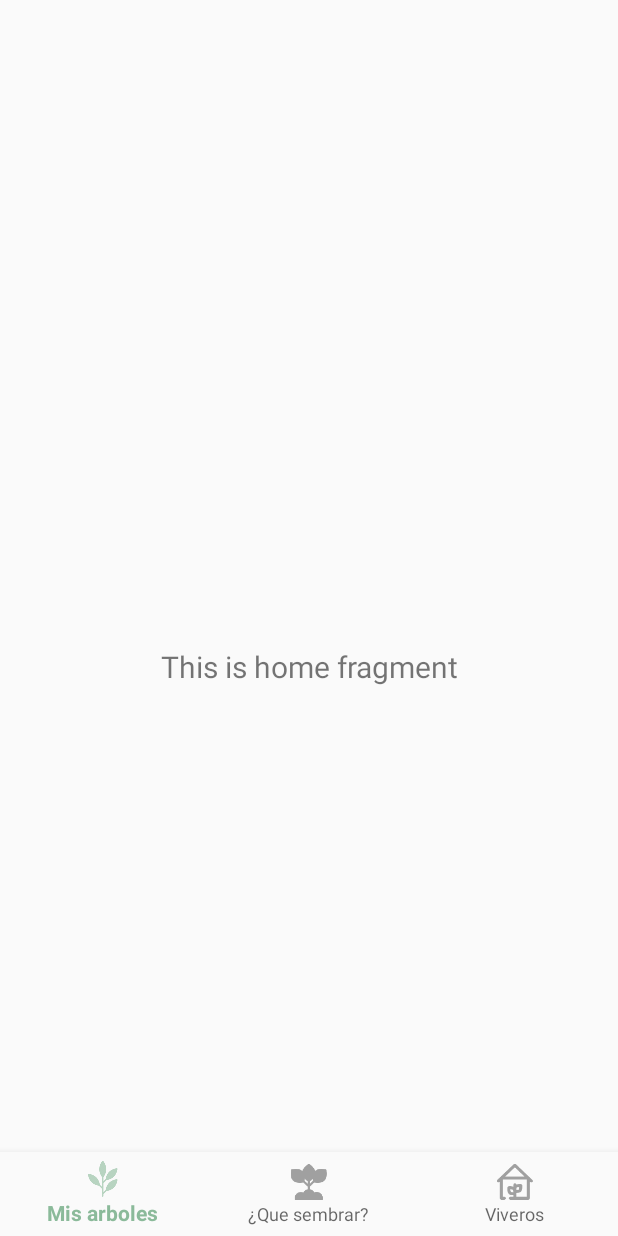
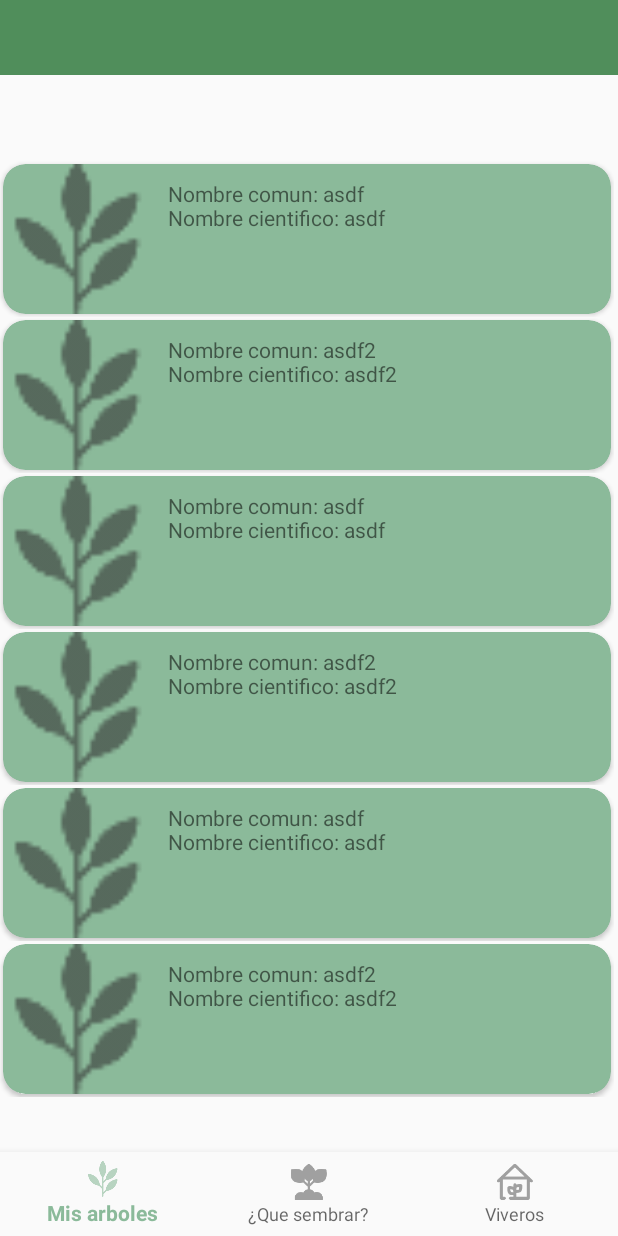
Before and after one commit to Andreyf20/SiembrApp-Android, an Android app: the MainActivity screen opened directly, with no data from a screen before it, on a phone screen of 412 x 824 dp. Run offline under Robolectric (Android 15) with nearby library versions, the phone set to English and light mode, and no system bars; our stand-ins replace navigation-ui; network calls fail.

Commit message:
RecyclerView works

```diff
--- /dev/null
+++ b/App/SiembrApp/app/src/main/java/com/example/siembrapp/Adapters/PlantasCardAdapter.java
@@ -0,0 +1,73 @@
+package com.example.siembrapp.Adapters;
+
+import android.content.Context;
+import android.view.LayoutInflater;
+import android.view.View;
+import android.view.ViewGroup;
+import android.widget.ImageView;
+import android.widget.TextView;
+
+import androidx.annotation.NonNull;
+import androidx.cardview.widget.CardView;
+import androidx.recyclerview.widget.RecyclerView;
+
+import com.example.siembrapp.R;
+import com.example.siembrapp.data.model.Planta;
+
+import java.util.List;
+
+public class PlantasCardAdapter extends RecyclerView.Adapter<PlantasCardAdapter.ViewHolder>{
+
+    private List<Planta> plantas;
+
+    public PlantasCardAdapter(List<Planta> plantas){
+        this.plantas = plantas;
+    }
+
+    public class ViewHolder extends RecyclerView.ViewHolder{
+
+        public TextView text;
+        public ImageView img;
+
+        public ViewHolder(View itemView){
+            super(itemView);
+
+            text = (TextView) itemView.findViewById(R.id.infoTV);
+            img = (ImageView) itemView.findViewById(R.id.fotoIV);
+        }
+    }
+
+    @NonNull
+    @Override
+    public ViewHolder onCreateViewHolder(@NonNull ViewGroup parent, int viewType) {
+        Context context = parent.getContext();
+        LayoutInflater inflater = LayoutInflater.from(context);
+
+        // Inflate the custom layout
+        View contactView = inflater.inflate(R.layout.planta_info_basica_item, parent, false);
+
+        // Return a new holder instance
+        ViewHolder viewHolder = new ViewHolder(contactView);
+        return viewHolder;
+    }
+
+    @Override
+    public void onBindViewHolder(@NonNull ViewHolder holder, int position) {
+
+        Planta planta = plantas.get(position);
+
+        TextView text = holder.text;
+        text.setText(planta.getInfoBasica());
+
+
+        // Foto de icono eucalyptus temporalmente
+        ImageView img = holder.img;
+        img.setImageResource(R.drawable.ic_eucalyptus);
+    }
+
+    @Override
+    public int getItemCount() {
+        return plantas.size();
+    }
+
+}
--- a/App/SiembrApp/app/src/main/java/com/example/siembrapp/MainActivity.java
+++ b/App/SiembrApp/app/src/main/java/com/example/siembrapp/MainActivity.java
@@ -1,7 +1,9 @@
 package com.example.siembrapp;
 
 import android.os.Bundle;
+import android.view.MenuItem;
 
+import com.google.android.material.appbar.MaterialToolbar;
 import com.google.android.material.bottomnavigation.BottomNavigationView;
 
 import androidx.appcompat.app.AppCompatActivity;
@@ -17,7 +19,6 @@ public class MainActivity extends AppCompatActivity {
         super.onCreate(savedInstanceState);
         setContentView(R.layout.activity_main);
         BottomNavigationView navView = findViewById(R.id.nav_view);
-
         NavController navController = Navigation.findNavController(this, R.id.nav_host_fragment);
         NavigationUI.setupWithNavController(navView, navController);
     }
--- /dev/null
+++ b/App/SiembrApp/app/src/main/java/com/example/siembrapp/data/model/Planta.java
@@ -0,0 +1,219 @@
+package com.example.siembrapp.data.model;
+
+import android.content.Context;
+import android.graphics.Color;
+import android.widget.LinearLayout;
+
+import androidx.cardview.widget.CardView;
+
+import java.util.ArrayList;
+
+public class Planta {
+
+    private String nombreComun,nombreCientifico,familia,origen,fenologia,agentePolinizador,requerimientosDeLuz,metodoDispersion,fruto,texturaFruto,flor,paisajeRecomendado,habito;
+    private ArrayList<String> usosConocidos;
+    private double minRangoAltitudinal,maxRangoAltitudinal,metros;
+
+    private Planta(PlantaBuilder builder){
+        this.nombreComun = builder.nombreComun;
+        this.nombreCientifico = builder.nombreCientifico;
+        this.familia = builder.familia;
+        this.origen = builder.origen;
+        this.fenologia = builder.fenologia;
+        this.agentePolinizador = builder.agentePolinizador;
+        this.requerimientosDeLuz = builder.requerimientosDeLuz;
+        this.metodoDispersion = builder.metodoDispersion;
+        this.fruto = builder.fruto;
+        this.texturaFruto = builder.texturaFruto;
+        this.flor = builder.flor;
+        this.paisajeRecomendado = builder.paisajeRecomendado;
+        this.habito =builder.habito;
+        this.usosConocidos = builder.usosConocidos;
+        this.minRangoAltitudinal = builder.minRangoAltitudinal;
+        this.maxRangoAltitudinal = builder.maxRangoAltitudinal;
+        this.metros = builder.metros;
+    }
+
+    public String getNombreComun() {
+        return nombreComun;
+    }
+
+    public void setNombreComun(String nombreComun) {
+        this.nombreComun = nombreComun;
+    }
+
+    public String getNombreCientifico() {
+        return nombreCientifico;
+    }
+
+    public String getFamilia() {
+        return familia;
+    }
+
+    public String getOrigen() {
+        return origen;
+    }
+
+    public String getFenologia() {
+        return fenologia;
+    }
+
+    public String getAgentePolinizador() {
+        return agentePolinizador;
+    }
+
+    public String getRequerimientosDeLuz() {
+        return requerimientosDeLuz;
+    }
+
+    public String getMetodoDispersion() {
+        return metodoDispersion;
+    }
+
+    public void setMetodoDispersion(String metodoDispersion) {
+        this.metodoDispersion = metodoDispersion;
+    }
+
+    public String getFruto() {
+        return fruto;
+    }
+
+
+    public String getTexturaFruto() {
+        return texturaFruto;
+    }
+
+    public String getFlor() {
+        return flor;
+    }
+
+    public String getPaisajeRecomendado() {
+        return paisajeRecomendado;
+    }
+
+    public String getHabito() {
+        return habito;
+    }
+
+    public ArrayList<String> getUsosConocidos() {
+        return usosConocidos;
+    }
+
+    public double getMinRangoAltitudinal() {
+        return minRangoAltitudinal;
+    }
+
+    public double getMaxRangoAltitudinal() {
+        return maxRangoAltitudinal;
+    }
+
+    public double getMetros() {
+        return metros;
+    }
+
+    public String getInfoBasica(){
+        String info = "";
+
+        info += "Nombre comun: "+ getNombreComun() +"\n";
+        info += "Nombre cientifico: "+ getNombreComun()+"\n";
+
+        return info;
+    }
+
+    public static class PlantaBuilder{
+
+        private String nombreComun,nombreCientifico,familia,origen,fenologia,agentePolinizador,requerimientosDeLuz,metodoDispersion,fruto,texturaFruto,flor,paisajeRecomendado,habito;
+        private ArrayList<String> usosConocidos;
+        private double minRangoAltitudinal,maxRangoAltitudinal,metros;
+
+        public PlantaBuilder setNombreComun(String nombreComun) {
+            this.nombreComun = nombreComun;
+            return this;
+        }
+
+        public PlantaBuilder setNombreCientifico(String nombreCientifico) {
+            this.nombreCientifico = nombreCientifico;
+            return this;
+        }
+
+        public PlantaBuilder setFamilia(String familia) {
+            this.familia = familia;
+            return this;
+        }
+
+        public PlantaBuilder setOrigen(String origen) {
+            this.origen = origen;
+            return this;
+        }
+
+        public PlantaBuilder setFenologia(String fenologia) {
+            this.fenologia = fenologia;
+            return this;
+        }
+
+        public PlantaBuilder setAgentePolinizador(String agentePolinizador) {
+            this.agentePolinizador = agentePolinizador;
+            return this;
+        }
+
+        public PlantaBuilder setRequerimientosDeLuz(String requerimientosDeLuz) {
+            this.requerimientosDeLuz = requerimientosDeLuz;
+            return this;
+        }
+
+        public PlantaBuilder setMetodoDispersion(String metodoDispersion) {
+            this.metodoDispersion = metodoDispersion;
+            return this;
+        }
+
+        public PlantaBuilder setFruto(String fruto) {
+            this.fruto = fruto;
+            return this;
+        }
+
+        public PlantaBuilder setTexturaFruto(String texturaFruto) {
+            this.texturaFruto = texturaFruto;
+            return this;
+        }
+
+        public PlantaBuilder setFlor(String flor) {
+            this.flor = flor;
+            return this;
+        }
+
+        public PlantaBuilder setPaisajeRecomendado(String paisajeRecomendado) {
+            this.paisajeRecomendado = paisajeRecomendado;
+            return this;
+        }
+
+        public PlantaBuilder setHabito(String habito) {
+            this.habito = habito;
+            return this;
+        }
+
+        public PlantaBuilder setUsosConocidos(ArrayList<String> usosConocidos) {
+            this.usosConocidos = usosConocidos;
+            return this;
+        }
+
+        public PlantaBuilder setMinRangoAltitudinal(double minRangoAltitudinal) {
+            this.minRangoAltitudinal = minRangoAltitudinal;
+            return this;
+        }
+
+        public PlantaBuilder setMaxRangoAltitudinal(double maxRangoAltitudinal) {
+            this.maxRangoAltitudinal = maxRangoAltitudinal;
+            return this;
+        }
+
+        public PlantaBuilder setMetros(double metros) {
+            this.metros = metros;
+            return this;
+        }
+
+        public Planta build(){
+            return new Planta(this);
+        }
+
+    }
+}
--- a/App/SiembrApp/app/src/main/java/com/example/siembrapp/ui/home/HomeFragment.java
+++ /dev/null
@@ -1,35 +0,0 @@
-package com.example.siembrapp.ui.home;
-
-import android.os.Bundle;
-import android.view.LayoutInflater;
-import android.view.View;
-import android.view.ViewGroup;
-import android.widget.TextView;
-
-import androidx.annotation.NonNull;
-import androidx.annotation.Nullable;
-import androidx.fragment.app.Fragment;
-import androidx.lifecycle.Observer;
-import androidx.lifecycle.ViewModelProvider;
-
-import com.example.siembrapp.R;
-
-public class HomeFragment extends Fragment {
-
-    private HomeViewModel homeViewModel;
-
-    public View onCreateView(@NonNull LayoutInflater inflater,
-                             ViewGroup container, Bundle savedInstanceState) {
-        homeViewModel =
-                new ViewModelProvider(this).get(HomeViewModel.class);
-        View root = inflater.inflate(R.layout.fragment_home, container, false);
-        final TextView textView = root.findViewById(R.id.text_home);
-        homeViewModel.getText().observe(getViewLifecycleOwner(), new Observer<String>() {
-            @Override
-            public void onChanged(@Nullable String s) {
-                textView.setText(s);
-            }
-        });
-        return root;
-    }
-}
--- /dev/null
+++ b/App/SiembrApp/app/src/main/java/com/example/siembrapp/ui/misplantas/MisPlantasFragment.java
@@ -0,0 +1,83 @@
+package com.example.siembrapp.ui.misplantas;
+
+import android.os.Bundle;
+import android.view.LayoutInflater;
+import android.view.View;
+import android.view.ViewGroup;
+import android.widget.LinearLayout;
+import android.widget.TextView;
+
+import androidx.annotation.NonNull;
+import androidx.annotation.Nullable;
+import androidx.fragment.app.Fragment;
+import androidx.lifecycle.Observer;
+import androidx.lifecycle.ViewModelProvider;
+import androidx.recyclerview.widget.LinearLayoutManager;
+import androidx.recyclerview.widget.RecyclerView;
+
+import com.example.siembrapp.Adapters.PlantasCardAdapter;
+import com.example.siembrapp.R;
+import com.example.siembrapp.data.model.Planta;
+
+import java.util.ArrayList;
+
+public class MisPlantasFragment extends Fragment {
+
+    private MisPlantasViewModel misPlantasViewModel;
+
+    public View onCreateView(@NonNull LayoutInflater inflater,
+                             ViewGroup container, Bundle savedInstanceState) {
+        misPlantasViewModel =
+                new ViewModelProvider(this).get(MisPlantasViewModel.class);
+        View root = inflater.inflate(R.layout.fragment_misplantas, container, false);
+
+        RecyclerView plantasrv = root.findViewById(R.id.plantasrv);
+
+        plantasrv.setLayoutManager(new LinearLayoutManager(getContext()));
+
+        PlantasCardAdapter adapter = new PlantasCardAdapter(getTests());
+
+        plantasrv.setAdapter(adapter);
+
+        return root;
+    }
+
+    public ArrayList<Planta> getTests(){
+        Planta.PlantaBuilder builder = new Planta.PlantaBuilder();
+        String asdf = "asdf";
+        String asdf2 = "asdf2";
+        ArrayList<String> usos = new ArrayList<>();
+        usos.add("xd");
+        usos.add("xd2");
+        double f = 1.02;
+
+        //Testing
+        builder.setAgentePolinizador(asdf).setFamilia(asdf).setFenologia(asdf).setFlor(asdf).setHabito(asdf).setFruto(asdf).setNombreCientifico(asdf).setNombreComun(asdf).setOrigen(asdf).setTexturaFruto(asdf).setPaisajeRecomendado(asdf).setRequerimientosDeLuz(asdf);
+        builder.setMinRangoAltitudinal(f).setMaxRangoAltitudinal(f).setMetros(f);
+        builder.setUsosConocidos(usos);
+        Planta p1 = builder.build();
+
+        Planta.PlantaBuilder builder2 = new Planta.PlantaBuilder();
+        builder2.setAgentePolinizador(asdf2).setFamilia(asdf2).setFenologia(asdf2).setFlor(asdf2).setHabito(asdf2).setFruto(asdf2).setNombreCientifico(asdf2).setNombreComun(asdf2).setOrigen(asdf2).setTexturaFruto(asdf2).setPaisajeRecomendado(asdf2).setRequerimientosDeLuz(asdf2);
+        builder2.setMinRangoAltitudinal(f).setMaxRangoAltitudinal(f).setMetros(f);
+        builder2.setUsosConocidos(usos);
+        Planta p2 = builder2.build();
+
+        ArrayList<Planta> ps = new ArrayList<>();
+        ps.add(p1);
+        ps.add(p2);
+        ps.add(p1);
+        ps.add(p2);
+        ps.add(p1);
+        ps.add(p2);
+        ps.add(p1);
+        ps.add(p2);
+        ps.add(p1);
+        ps.add(p2);
+        ps.add(p1);
+        ps.add(p2);
+        return ps;
+    }
+
+
+}
--- a/App/SiembrApp/app/src/main/java/com/example/siembrapp/ui/home/HomeViewModel.java
+++ b/App/SiembrApp/app/src/main/java/com/example/siembrapp/ui/misplantas/MisPlantasViewModel.java
@@ -1,14 +1,14 @@
-package com.example.siembrapp.ui.home;
+package com.example.siembrapp.ui.misplantas;
 
 import androidx.lifecycle.LiveData;
 import androidx.lifecycle.MutableLiveData;
 import androidx.lifecycle.ViewModel;
 
-public class HomeViewModel extends ViewModel {
+public class MisPlantasViewModel extends ViewModel {
 
     private MutableLiveData<String> mText;
 
-    public HomeViewModel() {
+    public MisPlantasViewModel() {
         mText = new MutableLiveData<>();
         mText.setValue("This is home fragment");
     }
--- a/App/SiembrApp/app/src/main/res/layout/activity_main.xml
+++ b/App/SiembrApp/app/src/main/res/layout/activity_main.xml
@@ -4,8 +4,16 @@
     xmlns:tools="http://schemas.android.com/tools"
     android:id="@+id/container"
     android:layout_width="match_parent"
-    android:layout_height="match_parent"
-    android:paddingTop="?attr/actionBarSize">
+    android:layout_height="match_parent">
+
+    <com.google.android.material.appbar.MaterialToolbar
+        android:id="@+id/toolbar"
+        android:layout_width="match_parent"
+        android:layout_height="50dp"
+        android:background="@color/colorPrimaryDark"
+        app:layout_constraintEnd_toEndOf="parent"
+        app:layout_constraintStart_toStartOf="parent"
+        app:layout_constraintTop_toTopOf="parent" />
 
     <com.google.android.material.bottomnavigation.BottomNavigationView
         android:id="@+id/nav_view"
@@ -22,15 +30,16 @@
     <fragment
         android:id="@+id/nav_host_fragment"
         android:name="androidx.navigation.fragment.NavHostFragment"
-        android:layout_width="match_parent"
-        android:layout_height="match_parent"
+        android:layout_width="409dp"
+        android:layout_height="624dp"
+        android:layout_marginTop="20dp"
         app:defaultNavHost="true"
         app:layout_constraintBottom_toTopOf="@id/nav_view"
         app:layout_constraintHorizontal_bias="0.0"
         app:layout_constraintLeft_toLeftOf="parent"
         app:layout_constraintRight_toRightOf="parent"
-        app:layout_constraintTop_toTopOf="parent"
-        app:layout_constraintVertical_bias="1.0"
+        app:layout_constraintTop_toBottomOf="@+id/toolbar"
+        android:requiresFadingEdge="horizontal"
         app:navGraph="@navigation/mobile_navigation"
         tools:ignore="FragmentTagUsage" />
 
--- a/App/SiembrApp/app/src/main/res/layout/fragment_home.xml
+++ /dev/null
@@ -1,22 +0,0 @@
-<?xml version="1.0" encoding="utf-8"?>
-<androidx.constraintlayout.widget.ConstraintLayout xmlns:android="http://schemas.android.com/apk/res/android"
-    xmlns:app="http://schemas.android.com/apk/res-auto"
-    xmlns:tools="http://schemas.android.com/tools"
-    android:layout_width="match_parent"
-    android:layout_height="match_parent"
-    tools:context=".ui.home.HomeFragment">
-
-    <TextView
-        android:id="@+id/text_home"
-        android:layout_width="match_parent"
-        android:layout_height="wrap_content"
-        android:layout_marginStart="8dp"
-        android:layout_marginTop="8dp"
-        android:layout_marginEnd="8dp"
-        android:textAlignment="center"
-        android:textSize="20sp"
-        app:layout_constraintBottom_toBottomOf="parent"
-        app:layout_constraintEnd_toEndOf="parent"
-        app:layout_constraintStart_toStartOf="parent"
-        app:layout_constraintTop_toTopOf="parent" />
-</androidx.constraintlayout.widget.ConstraintLayout>
--- /dev/null
+++ b/App/SiembrApp/app/src/main/res/layout/fragment_misplantas.xml
@@ -0,0 +1,15 @@
+<?xml version="1.0" encoding="utf-8"?>
+<androidx.constraintlayout.widget.ConstraintLayout xmlns:android="http://schemas.android.com/apk/res/android"
+    xmlns:app="http://schemas.android.com/apk/res-auto"
+    xmlns:tools="http://schemas.android.com/tools"
+    android:layout_width="match_parent"
+    android:layout_height="match_parent"
+    tools:context=".ui.misplantas.MisPlantasFragment">
+
+    <androidx.recyclerview.widget.RecyclerView
+        android:id="@+id/plantasrv"
+        android:layout_width="match_parent"
+        android:layout_height="match_parent"
+        tools:layout_editor_absoluteX="175dp"
+        tools:layout_editor_absoluteY="204dp" />
+</androidx.constraintlayout.widget.ConstraintLayout>
--- /dev/null
+++ b/App/SiembrApp/app/src/main/res/layout/planta_info_basica_item.xml
@@ -0,0 +1,37 @@
+<?xml version="1.0" encoding="utf-8"?>
+<LinearLayout
+    xmlns:android="http://schemas.android.com/apk/res/android"
+    xmlns:app="http://schemas.android.com/apk/res-auto"
+    android:layout_width="match_parent"
+    android:layout_height="wrap_content"
+    android:orientation="vertical">
+
+    <androidx.cardview.widget.CardView
+        android:id="@+id/plantaCard"
+        android:layout_width="match_parent"
+        android:layout_height="wrap_content"
+        android:layout_margin="2dp"
+        android:minHeight="80dp"
+        app:cardCornerRadius="15dp"
+        app:cardBackgroundColor="@color/colorPrimary"
+        >
+        <LinearLayout
+            android:layout_width="match_parent"
+            android:layout_height="match_parent">
+
+            <ImageView
+                android:id="@+id/fotoIV"
+                android:layout_width="100dp"
+                android:layout_height="100dp"
+                android:src="@drawable/ic_eucalyptus"/>
+
+            <TextView
+                android:id="@+id/infoTV"
+                android:layout_width="fill_parent"
+                android:layout_height="match_parent"
+                android:padding="10dp"
+                android:text="Sample text"/>
+
+        </LinearLayout>
+    </androidx.cardview.widget.CardView>
+</LinearLayout>
--- a/App/SiembrApp/app/src/main/res/navigation/mobile_navigation.xml
+++ b/App/SiembrApp/app/src/main/res/navigation/mobile_navigation.xml
@@ -7,9 +7,9 @@
 
     <fragment
         android:id="@+id/navigation_misarboles"
-        android:name="com.example.siembrapp.ui.home.HomeFragment"
+        android:name="com.example.siembrapp.ui.misplantas.MisPlantasFragment"
         android:label="@string/misarboles"
-        tools:layout="@layout/fragment_home" />
+        tools:layout="@layout/fragment_misplantas" />
 
     <fragment
         android:id="@+id/navigation_quesembrar"
```
